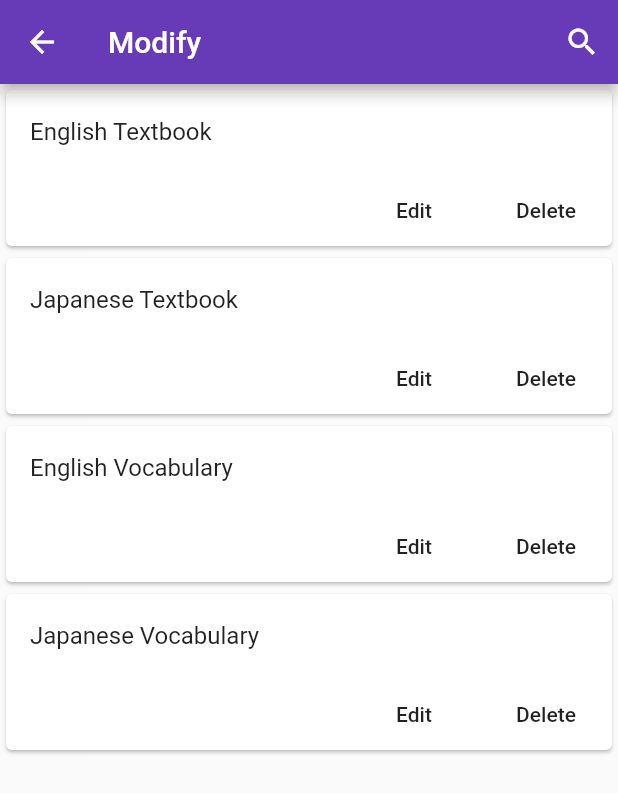
After one commit to MS-Somaraj/carrus_new, a Flutter app: the ManageCar screen opened directly, after a tap on "Modify", on a phone screen of 412 x 824 dp. The commit adds this screen. Shown: the top 793 px of the screen. Run offline on Flutter 3.47's test engine with Material 2 defaults, Android fonts, the phone set to English and light mode, and no system bars; our stand-ins replace carousel_slider, connectivity_plus, equatable, flutter_bloc, fluttertoast, group_radio_button and 3 more; missing offline and left inert: dart:ffi; accounts and stored records are empty; network calls fail.

Commit message:
manage car

```diff
--- /dev/null
+++ b/lib/bloc/AllCarBloc.dart
@@ -0,0 +1,72 @@
+import 'dart:async';
+
+import 'package:carrus_new/data/models/CarDetailsModel.dart';
+import 'package:carrus_new/helper/sharedpreferences.dart';
+import 'package:equatable/equatable.dart';
+import 'package:flutter_bloc/flutter_bloc.dart';
+
+import '../data/repository.dart';
+
+
+
+
+
+class AllCarBloc extends Bloc<AllCarEvent, AllCarState> {
+  AllCarBloc() : super(AllCarState()) {
+
+    on<CheckALLCAR>(_checkAllCar);
+  }
+
+
+
+  Future<FutureOr<void>> _checkAllCar(
+      CheckALLCAR event, Emitter<AllCarState> emit) async {
+    emit(CheckingAllCar());
+    CarDetailsModel allCarModel;
+
+
+
+    allCarModel =
+    await Repository().cardetails(url: '/admin/viewallcars');
+    if (allCarModel.status == true) {
+
+//TempStorage.addRole(allCarModel.data[1].)
+
+      emit(AllCarChecked(allCarModel: allCarModel));
+    } else {
+      print(allCarModel.msg);
+      emit(AllCarError(error: allCarModel.msg.toString()));
+    }
+  }
+}
+//events
+class AllCarEvent extends Equatable {
+  @override
+  List<Object?> get props => [];
+}
+
+
+
+class CheckALLCAR extends AllCarEvent {
+
+  CheckALLCAR();
+}
+
+
+//states
+
+class AllCarState extends Equatable {
+  @override
+  List<Object?> get props => [];
+}
+
+class CheckingAllCar extends AllCarState {}
+class AllCarChecked extends AllCarState {
+  final CarDetailsModel allCarModel;
+  AllCarChecked({required this.allCarModel});
+}
+
+class AllCarError extends AllCarState {
+  final String error;
+  AllCarError({required this.error});
+}
--- a/lib/data/repository.dart
+++ b/lib/data/repository.dart
@@ -1,3 +1,4 @@
+import 'package:carrus_new/data/models/CarDetailsModel.dart';
 import 'package:carrus_new/data/models/EditShopModel.dart';
 import 'package:carrus_new/data/models/LoginModel.dart';
 import 'package:carrus_new/data/models/LogoutModel.dart';
@@ -82,5 +83,21 @@ class Repository {
     return shopDetailsModel;
   }
 
+  ///car details//////////////////////////
+  Future<CarDetailsModel> cardetails({required String url}) async {
+    var connectivityResult = await (Connectivity().checkConnectivity());
+    if (connectivityResult == ConnectivityResult.none) {
+      Fluttertoast.showToast(
+        msg: "No internet connection",
+        toastLength: Toast.LENGTH_SHORT,
+        gravity: ToastGravity.CENTER,
+      );
+    }
+    final dynamic response = await WebClient.get(url);
+    final CarDetailsModel allCarModel = CarDetailsModel.fromJson(response);
+    return allCarModel;
+  }
+
+
 
 }
--- a/lib/main.dart
+++ b/lib/main.dart
@@ -1,3 +1,4 @@
+import 'package:carrus_new/bloc/AllCarBloc.dart';
 import 'package:carrus_new/bloc/editshopbloc.dart';
 import 'package:carrus_new/bloc/loginbloc.dart';
 import 'package:carrus_new/bloc/logoutbloc.dart';
@@ -31,6 +32,7 @@ class MyApp extends StatelessWidget {
         BlocProvider<SignInBloc>(create:(context)=> SignInBloc()),
         BlocProvider<EditShopBloc>(create:(context)=> EditShopBloc()),
         BlocProvider<ShopDetailsBloc>(create:(context)=> ShopDetailsBloc()),
+        BlocProvider<AllCarBloc>(create:(context)=> AllCarBloc()),
 
 
       ],
--- a/lib/ui/admin/manageCar/manageCar.dart
+++ b/lib/ui/admin/manageCar/manageCar.dart
@@ -1,5 +1,6 @@
 import 'package:carrus_new/ui/admin/manageCar/addCar.dart';
 import 'package:carrus_new/ui/admin/manageCar/editCar.dart';
+import 'package:carrus_new/ui/admin/manageCar/modifyCar.dart';
 import 'package:carrus_new/ui/admin/manageCar/viewAllCars.dart';
 import 'package:flutter/material.dart';
 
@@ -48,8 +49,8 @@ class _ManageCarState extends State<ManageCar> {
                 Card(
                   child: ListTile(
                     leading: Icon(Icons.shop),
-                    title: Text('Edit Car'),
-                    onTap: (){Navigator.push(context, MaterialPageRoute(builder: (context)=>EditCar()));},
+                    title: Text('Modify'),
+                    onTap: (){Navigator.push(context, MaterialPageRoute(builder: (context)=>ModifyCar()));},
                   ),
                 ),
 
--- /dev/null
+++ b/lib/ui/admin/manageCar/modifyCar.dart
@@ -0,0 +1,173 @@
+import 'package:carrus_new/bloc/AllCarBloc.dart';
+import 'package:flutter/material.dart';
+import 'package:flutter_bloc/flutter_bloc.dart';
+
+class ModifyCar extends StatefulWidget {
+
+  String title="Modify";
+  @override
+  State<ModifyCar> createState() => _ModifyCarState();
+}
+
+class _ModifyCarState extends State<ModifyCar> {
+
+  bool _searchBoolean = false;
+  List<int> _searchIndexList = [];
+
+  List<String> _list = ['English Textbook', 'Japanese Textbook', 'English Vocabulary', 'Japanese Vocabulary'];
+
+  void initState(){
+
+    super.initState();
+    BlocProvider.of<AllCarBloc>(context).add(CheckALLCAR());
+
+  }
+  Widget _searchTextField() {
+    return
+    BlocBuilder<AllCarBloc, AllCarState>(builder: (context,state){
+      if(state is AllCarChecked) {
+      return TextField(
+        onChanged: (String s) {
+          setState(() {
+            BlocProvider.of<AllCarBloc>(context).add(CheckALLCAR());
+            _searchIndexList = [];
+            for (int i = 0; i < state.allCarModel.data!.length; i++) {
+              if (state.allCarModel.data![i].carname.toString().contains(s)) {
+                _searchIndexList.add(i);
+              }
+            }
+          });
+        },
+        autofocus: true,
+        cursorColor: Colors.white,
+        style: TextStyle(
+          color: Colors.white,
+          fontSize: 20,
+        ),
+        textInputAction: TextInputAction.search,
+        decoration: InputDecoration(
+          enabledBorder: UnderlineInputBorder(
+              borderSide: BorderSide(color: Colors.white)
+          ),
+          focusedBorder: UnderlineInputBorder(
+              borderSide: BorderSide(color: Colors.white)
+          ),
+          hintText: 'Search',
+          hintStyle: TextStyle(
+            color: Colors.white60,
+            fontSize: 20,
+          ),
+        ),
+      );
+
+    }
+      else {return Container();}
+  }
+  );
+  }
+
+  Widget _searchListView() {
+   return BlocBuilder<AllCarBloc, AllCarState>(builder: (context,state){
+      if(state is AllCarChecked) {
+        return
+     ListView.builder(
+        itemCount: state.allCarModel.data!.length,
+        itemBuilder: (context,int index) {
+          // index = state.allCarModel.data!.length-1;
+          return Card(
+              child:
+                  Column(
+                    children: [
+                      ListTile(
+                          title: Text(state.allCarModel.data![index].carname!),
+                      ),
+                      ListTile(
+                        title: Text(state.allCarModel.data![index].type!.toString()),
+                      ),
+                      ListTile(
+                        title: Text(state.allCarModel.data![index].enginetype.toString()),
+                      ),
+                      ListTile(
+                        title: Text(state.allCarModel.data![index].price!.toString()),
+                      ),
+                      Row(
+                        mainAxisAlignment: MainAxisAlignment.end,
+                        children: [
+                          MaterialButton(onPressed: (){},child: Text("Edit"),),
+                          MaterialButton(onPressed: (){},child: Text("Delete"),)
+                        ],
+                      ),
+
+                    ],
+                  ),
+
+
+          );
+        }
+    );
+
+  }
+  else {return Container();}
+}
+);
+  }
+
+  Widget _defaultListView() {
+    return ListView.builder(
+        itemCount: _list.length,
+        itemBuilder: (context, index) {
+          return Card(
+              child:
+
+                  Column(
+                    children: [
+                      ListTile(
+                        title: Text(_list[index]),
+                      ),
+                      Row(
+                        mainAxisAlignment: MainAxisAlignment.end,
+                        children: [
+                          MaterialButton(onPressed: (){},child: Text("Edit"),),
+                          MaterialButton(onPressed: (){},child: Text("Delete"),)
+                        ],
+                      ),
+
+                    ],
+                  ),
+
+          );
+        }
+    );
+  }
+
+  @override
+  Widget build(BuildContext context) {
+    return Scaffold(
+        appBar: AppBar(
+            title: !_searchBoolean ? Text(widget.title) : _searchTextField( ),
+            actions: !_searchBoolean
+                ? [
+              IconButton(
+                  icon: Icon(Icons.search),
+                  onPressed: () {
+                    setState(() {
+                      _searchBoolean = true;
+                      _searchIndexList = [];
+                    });
+                  })
+            ]
+                : [
+              IconButton(
+                  icon: Icon(Icons.clear),
+                  onPressed: () {
+                    setState(() {
+                      _searchBoolean = false;
+                    });
+                  }
+              )
+            ]
+        ),
+        body: !_searchBoolean ? _defaultListView() : _searchListView()
+    );
+  }
+}
```
Also changed, not shown: lib/data/models/CarDetailsModel.dart (added, +73 -0 lines).
